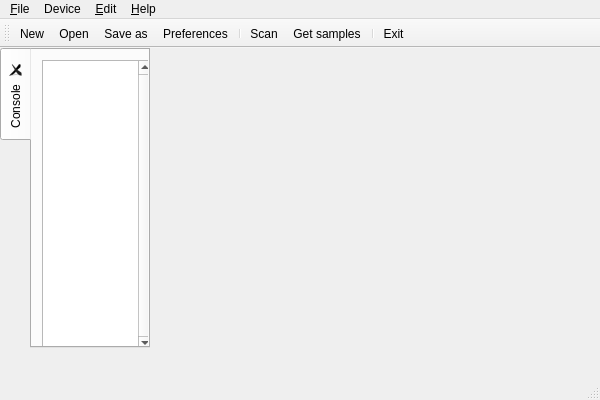
esden/flosslogic, file gui/mainwindow.ui: the form before one commit.
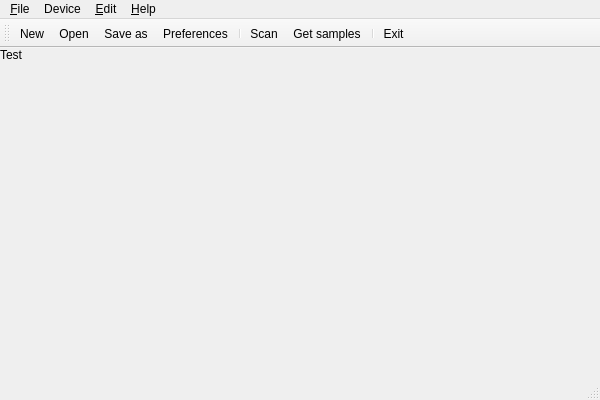
The form after the commit. Icons and pictures are not drawn.

Commit message: Replace not-too-useful tabWidget by a label.

What changed in the file:
```diff
--- a/gui/mainwindow.ui
+++ b/gui/mainwindow.ui
@@ -14,51 +14,21 @@
    <string>MainWindow</string>
   </property>
   <widget class="QWidget" name="centralWidget">
-   <widget class="QTabWidget" name="tabWidget">
+   <widget class="QLabel" name="infoLabel">
     <property name="geometry">
      <rect>
       <x>0</x>
       <y>0</y>
-      <width>150</width>
-      <height>300</height>
+      <width>111</width>
+      <height>311</height>
      </rect>
     </property>
-    <property name="tabPosition">
-     <enum>QTabWidget::West</enum>
+    <property name="text">
+     <string>Test</string>
     </property>
-    <property name="currentIndex">
-     <number>0</number>
+    <property name="alignment">
+     <set>Qt::AlignLeading|Qt::AlignLeft|Qt::AlignTop</set>
     </property>
-    <property name="tabsClosable">
-     <bool>true</bool>
-    </property>
-    <property name="movable">
-     <bool>true</bool>
-    </property>
-    <widget class="QWidget" name="consoleTab">
-     <attribute name="title">
-      <string>Console</string>
-     </attribute>
-     <widget class="QPlainTextEdit" name="plainTextEdit">
-      <property name="geometry">
-       <rect>
-        <x>10</x>
-        <y>10</y>
-        <width>111</width>
-        <height>291</height>
-       </rect>
-      </property>
-      <property name="verticalScrollBarPolicy">
-       <enum>Qt::ScrollBarAlwaysOn</enum>
-      </property>
-      <property name="undoRedoEnabled">
-       <bool>false</bool>
-      </property>
-      <property name="readOnly">
-       <bool>true</bool>
-      </property>
-     </widget>
-    </widget>
    </widget>
   </widget>
   <widget class="QMenuBar" name="menuBar">
```
The commit also changes 1 other file.
